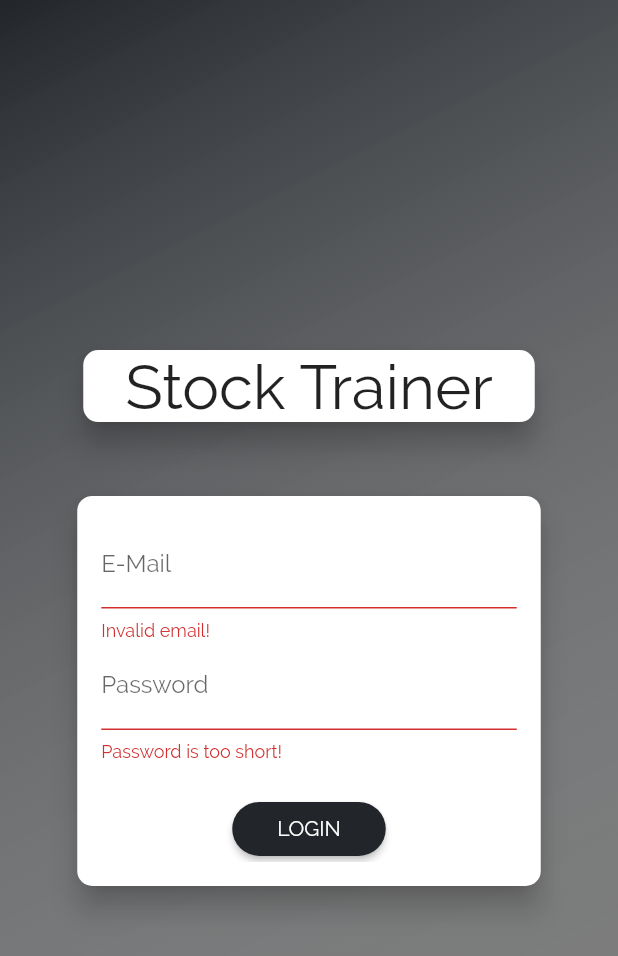
After one commit to HarshRathi2511/Stock-trader, a Flutter app: the AuthScreen screen opened directly, after a tap on "LOGIN", on a phone screen of 412 x 824 dp. The commit adds this screen. Shown: the top 956 px of the screen. Run offline on Flutter 3.47's test engine with Material 2 defaults, Android fonts, the phone set to English and light mode, and no system bars; our stand-ins replace google_nav_bar, modal_progress_hud_nsn, pie_chart; missing offline and left inert: draw_graph, link_text; network calls fail.

Commit message:
Auth screen added with error handling

```diff
--- a/lib/main.dart
+++ b/lib/main.dart
@@ -2,6 +2,7 @@ import 'package:provider/provider.dart';
 import 'package:stock_trader/providers/detail_screen_provider.dart';
 import 'package:stock_trader/providers/news_provider.dart';
 import 'package:stock_trader/providers/stock.dart';
+import 'package:stock_trader/screens/auth_screen.dart';
 import 'package:stock_trader/screens/news_detail_screen.dart';
 import 'package:stock_trader/screens/stock_detail_screen.dart';
 import 'package:stock_trader/screens/tabs_screen.dart';
@@ -39,7 +40,7 @@ class MyApp extends StatelessWidget {
             backgroundColor: Colors.red,
           ),
         ),
-        home: TabsScreen(),
+        home: TabsScreen(), //show diff screens on the basis whether user is authenticated or not
         routes: {
           StockDetailScreen.routeName: (ctx) => StockDetailScreen(),
           NewsDetailScreen.routeName: (ctx) => NewsDetailScreen(),
--- /dev/null
+++ b/lib/models/http_exceptions.dart
@@ -0,0 +1,10 @@
+class HttpExceptions implements Exception{
+  final String message ;
+  HttpExceptions(this.message);
+
+  @override
+  String toString () {
+    // return super.toString(); //will yield instanceof Http Exceptions
+    return message ;
+  }
+}
--- /dev/null
+++ b/lib/screens/auth_screen.dart
@@ -0,0 +1,256 @@
+import 'package:flutter/material.dart';
+import 'package:stock_trader/constants.dart';
+import '../models/http_exceptions.dart';
+
+
+enum AuthMode { Signup, Login } //for different modes
+
+class AuthScreen extends StatelessWidget {
+  static const routeName = '/auth';
+
+  @override
+  Widget build(BuildContext context) {
+    final deviceSize = MediaQuery.of(context).size;
+    // final transformConfig = Matrix4.rotationZ(-8 * pi / 180);
+    // transformConfig.translate(-10.0);
+    return Scaffold(
+      // resizeToAvoidBottomInset: false,
+      body: Stack(
+        children: <Widget>[
+          Container(
+            decoration: BoxDecoration(
+              gradient: LinearGradient(
+                colors: [
+                  blackgrey,
+                  Colors.white38,
+                ],
+                begin: Alignment.topLeft,
+                end: Alignment.bottomRight,
+                stops: [0, 1],
+              ),
+            ),
+          ),
+          SingleChildScrollView(
+            child: Container(
+              height: deviceSize.height,
+              width: deviceSize.width,
+              child: Column(
+                mainAxisAlignment: MainAxisAlignment.center,
+                crossAxisAlignment: CrossAxisAlignment.center,
+                children: <Widget>[
+                  Container(
+                    width: deviceSize.width * 0.75,
+                    child: Card(
+                      shape: RoundedRectangleBorder(
+                        borderRadius: BorderRadius.circular(10.0),
+                      ),
+                      child: Center(
+                        child: Text(
+                          'Stock Trainer',
+                          style: TextStyle(fontSize: deviceSize.height * 0.05),
+                        ),
+                      ),
+                      elevation: 8.0,
+                    ),
+                  ),
+                  SizedBox(height: deviceSize.height * 0.05),
+                  AuthCard(),
+                ],
+              ),
+            ),
+          ),
+        ],
+      ),
+    );
+  }
+}
+
+class AuthCard extends StatefulWidget {
+  const AuthCard({
+    Key? key,
+  }) : super(key: key);
+
+  @override
+  _AuthCardState createState() => _AuthCardState();
+}
+
+class _AuthCardState extends State<AuthCard> {
+  final GlobalKey<FormState> _formKey = GlobalKey();
+  AuthMode _authMode = AuthMode.Login; //initial state
+  Map<String, String> _authData = {
+    'email': '',
+    'password': '',
+  };
+  var _isLoading = false;
+  final _passwordController = TextEditingController();
+
+  void _showErrorDialogue(String message) {
+    showDialog(
+        context: context,
+        builder: (ctx) => AlertDialog(
+              title: Text('An error occured'),
+              content: Text(message),
+              actions: [
+                TextButton(
+                    onPressed: () {
+                      Navigator.of(ctx).pop();
+                    },
+                    child: Text('OK'))
+              ],
+            ));
+  }
+
+  Future<void> _submit() async {
+    if (!_formKey.currentState!.validate()) {
+      // Invalid!
+      return;
+    }
+    _formKey.currentState!.save(); //onSaved method on the inputs triggered
+    setState(() {
+      _isLoading = true;
+    });
+    try {
+      if (_authMode == AuthMode.Login) {
+        // Log user in
+        // await Provider.of<Auth>(context, listen: false)
+        //     .login(_authData['email'], _authData['password']);
+      } else {
+        //signup user in
+        // await Provider.of<Auth>(context, listen: false)
+        //     .signup(_authData['email'], _authData['password']);
+      }
+    } on HttpExceptions catch (error) {
+      //to specify the error class use on <ErrorClass> name
+      var errorMessage = 'Authentication Failed';
+      if (error.toString().contains('EMAIL_EXISTS')) {
+        //here toString also returns the error as we override the default type
+        errorMessage = 'This email address already exists';
+      } else if (error.toString().contains('INVALID_EMAIL')) {
+        errorMessage = 'This is not a valid email address';
+      } else if (error.toString().contains('WEAK_PASSWORD')) {
+        errorMessage = 'This password is too weak';
+      } else if (error.toString().contains('EMAIL_NOT_FOUND')) {
+        errorMessage = 'Could not find a user with that email';
+      } else if (error.toString().contains('INVALID_PASSWORD')) {
+        errorMessage = 'This password is invalid';
+      }
+      _showErrorDialogue(errorMessage);
+    } catch (error) {
+      //to catch generic error
+      var errorMessage = 'Could not authenticate you';
+      _showErrorDialogue(errorMessage);
+    }
+
+    setState(() {
+      _isLoading = false;
+    });
+  }
+
+  void _switchAuthMode() {
+    if (_authMode == AuthMode.Login) {
+      setState(() {
+        _authMode = AuthMode.Signup;
+      });
+    } else {
+      setState(() {
+        _authMode = AuthMode.Login;
+      });
+    }
+  }
+
+  @override
+  Widget build(BuildContext context) {
+    final deviceSize = MediaQuery.of(context).size;
+    return Card(
+      shape: RoundedRectangleBorder(
+        borderRadius: BorderRadius.circular(10.0),
+      ),
+      elevation: 8.0,
+      child: Container(
+        height: _authMode == AuthMode.Signup ? 320 : 260,
+        constraints:
+            BoxConstraints(minHeight: _authMode == AuthMode.Signup ? 320 : 260),
+        width: deviceSize.width * 0.75,
+        padding: EdgeInsets.all(16.0),
+        child: Form(
+          key: _formKey,
+          child: SingleChildScrollView(
+            child: Column(
+              children: <Widget>[
+                TextFormField(
+                  decoration: InputDecoration(labelText: 'E-Mail'),
+                  keyboardType: TextInputType.emailAddress,
+                  validator: (value) {
+                    if (value!.isEmpty || !value.contains('@')) {
+                      return 'Invalid email!';
+                    }
+                    return null; //if evrything goes fine
+                  },
+                  onSaved: (value) {
+                    _authData['email'] = value!;
+                  },
+                ),
+                TextFormField(
+                  decoration: InputDecoration(labelText: 'Password'),
+                  obscureText: true, //dont show text
+                  controller: _passwordController,
+                  validator: (value) {
+                    if (value!.isEmpty || value.length < 5) {
+                      return 'Password is too short!';
+                    }
+                  },
+                  onSaved: (value) {
+                    _authData['password'] = value!;
+                  },
+                ),
+                if (_authMode == AuthMode.Signup)
+                  TextFormField(
+                    enabled: _authMode == AuthMode.Signup,
+                    decoration: InputDecoration(labelText: 'Confirm Password'),
+                    obscureText: true,
+                    validator: _authMode == AuthMode.Signup
+                        ? (value) {
+                            if (value != _passwordController.text) {
+                              return 'Passwords do not match!';
+                            }
+                          }
+                        : null,
+                  ),
+                SizedBox(
+                  height: 20,
+                ),
+                if (_isLoading)
+                  CircularProgressIndicator()
+                else
+                  RaisedButton(
+                    child:
+                        Text(_authMode == AuthMode.Login ? 'LOGIN' : 'SIGN UP'),
+                    onPressed: _submit,
+                    shape: RoundedRectangleBorder(
+                      borderRadius: BorderRadius.circular(30),
+                    ),
+                    padding:
+                        EdgeInsets.symmetric(horizontal: 30.0, vertical: 8.0),
+                    color: blackgrey,
+                    textColor: Colors.white,
+                  ),
+                RaisedButton(
+                  child: Text(
+                      '${_authMode == AuthMode.Login ? 'SIGNUP' : 'LOGIN'} INSTEAD'),
+                  onPressed: _switchAuthMode,
+                  padding: EdgeInsets.symmetric(horizontal: 30.0, vertical: 4),
+                  materialTapTargetSize: MaterialTapTargetSize.shrinkWrap,
+                  textColor: Theme.of(context).primaryColor,
+                  color: blackgrey,
+                  shape: RoundedRectangleBorder(
+                    borderRadius: BorderRadius.circular(30),
+                  ),
+                ),
+              ],
+            ),
+          ),
+        ),
+      ),
+    );
+  }
+}
--- a/lib/screens/movers_screen.dart
+++ /dev/null
@@ -1,14 +0,0 @@
-import 'package:flutter/material.dart';
-
-class MoversScreen extends StatelessWidget {
-  const MoversScreen({ Key? key }) : super(key: key);
-
-  @override
-  Widget build(BuildContext context) {
-     return Scaffold(
-      backgroundColor: Theme.of(context).scaffoldBackgroundColor,
-      body: Center(child: Text('page 1',style:TextStyle(color: Colors.white))),
-
-    );
-  }
-}
--- a/lib/screens/stock_detail_screen.dart
+++ b/lib/screens/stock_detail_screen.dart
@@ -26,13 +26,11 @@ class StockDetailScreen extends StatefulWidget {
 }
 
 class _StockDetailScreenState extends State<StockDetailScreen> {
-
-
-
   @override
   void initState() {
-    Future.delayed(Duration.zero).then((_){
-      Provider.of<DetailProvider>(context,listen: false).getCompanyOverviewData('AMZN');
+    Future.delayed(Duration.zero).then((_) {
+      Provider.of<DetailProvider>(context, listen: false)
+          .getCompanyOverviewData('AMZN');
     });
     super.initState();
   }
@@ -61,8 +59,8 @@ class _StockDetailScreenState extends State<StockDetailScreen> {
     final String loadedStockSymbol = route.settings.arguments as String;
     print(loadedStockSymbol);
 
-    final loadedStock =
-        stocksData.stocks.firstWhere((share) => share.symbol == loadedStockSymbol);
+    final loadedStock = stocksData.stocks
+        .firstWhere((share) => share.symbol == loadedStockSymbol);
 
     print(loadedStock.symbol);
 
@@ -224,8 +222,6 @@ class _StockDetailScreenState extends State<StockDetailScreen> {
 
     return Scaffold(
       body: SafeArea(
-        child: ModalProgressHUDD(
-
         child: SingleChildScrollView(
           child: Column(
             children: [
@@ -279,8 +275,9 @@ class _StockDetailScreenState extends State<StockDetailScreen> {
                       Row(
                         mainAxisAlignment: MainAxisAlignment.spaceAround,
                         children: [
-                            _buildTextRow('52 WK HIGH', detailDataProvider.weekHigh),
-                            _buildTextRow('52 WK LOW', detailDataProvider.weekLow),
+                          _buildTextRow(
+                              '52 WK HIGH', detailDataProvider.weekHigh),
+                          _buildTextRow('52 WK LOW', '1323.05'),
                         ],
                       ),
                       Row(
@@ -307,14 +304,12 @@ class _StockDetailScreenState extends State<StockDetailScreen> {
           ),
         ),
       ),
-      ),
       floatingActionButton: Container(
         height: deviceSize.height * 0.1,
         width: deviceSize.width * 0.3,
         child: FloatingActionButton(
-          onPressed: ()  {
+          onPressed: () {
             _showModalSheet(context);
-
           },
           child: Text('Trade'),
           elevation: 5,
```
Lines whose indentation alone changed are shown as unchanged.
